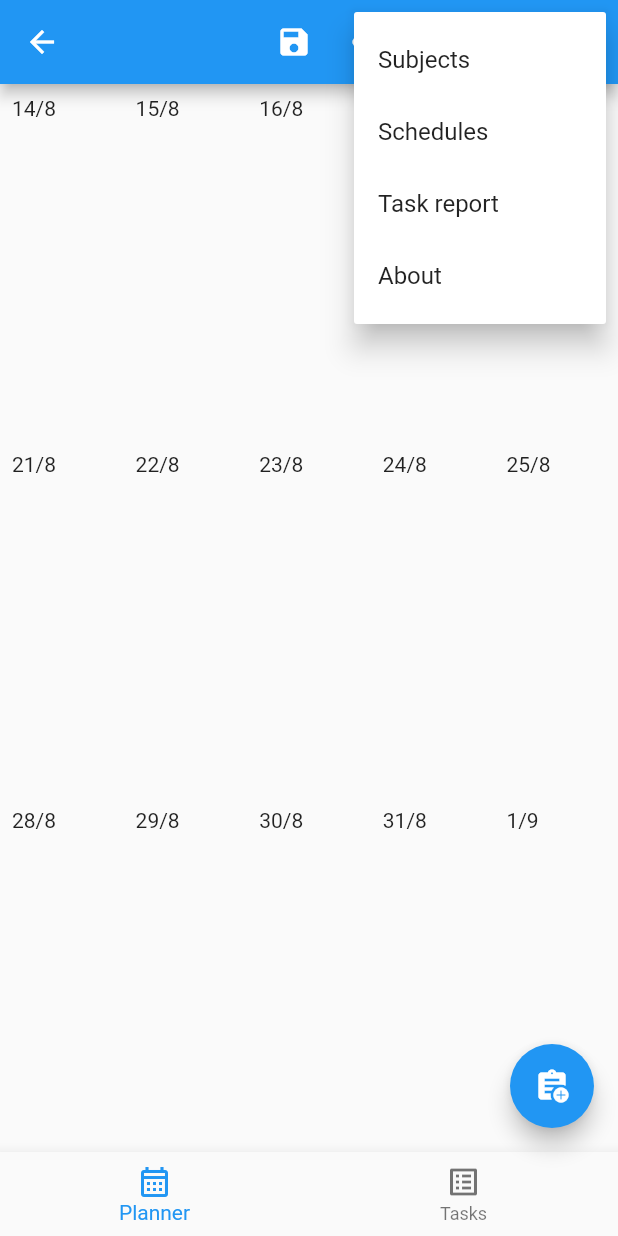
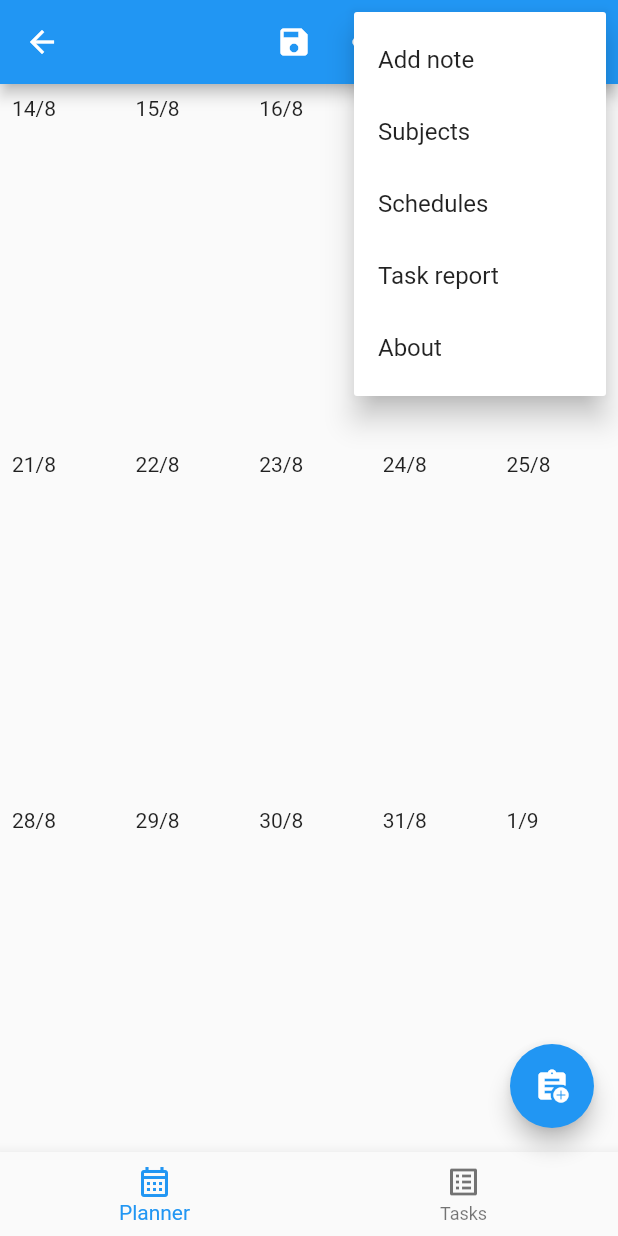
Before and after one commit to GabPSS/HomeworkPlanner, a Flutter app: the MainPage screen opened directly with empty values, after a tap on the "calendar view month" icon, after a tap on the "more vert" icon, on a phone screen of 412 x 824 dp. Run offline on Flutter 3.47's test engine with Material 2 defaults, Android fonts, the phone set to English and light mode, and no system bars; drawn by our look-alikes of dynamic_color; our stand-ins replace date_field, file_picker, flutter_colorpicker, share_plus, shared_preferences; accounts and stored records are empty.

Commit message:
Day notes implementation (#171)
* Implemented day notes and dialogs

* Fixed updating issue on mobile

```diff
--- a/lib/models/tasksystem/save_file.dart
+++ b/lib/models/tasksystem/save_file.dart
@@ -13,10 +13,11 @@ class SaveFile {
   SubjectList Subjects = SubjectList();
   ScheduleList Schedules = ScheduleList();
   // DayNoteList DayNotes;
-  List<DayNote> DayNotes = List.empty();
+  List<DayNote> DayNotes = List.empty(growable: true);
   SaveSettings Settings = SaveSettings();
 
-  factory SaveFile.fromJson(Map<String, dynamic> json) => _$SaveFileFromJson(json);
+  factory SaveFile.fromJson(Map<String, dynamic> json) =>
+      _$SaveFileFromJson(json);
 
   Map<String, dynamic> toJson() => _$SaveFileToJson(this);
 
--- a/lib/models/tasksystem/task_host.dart
+++ b/lib/models/tasksystem/task_host.dart
@@ -12,6 +12,7 @@ import 'package:homeworkplanner/models/main/subject.dart';
 import 'package:share_plus/share_plus.dart';
 
 import '../../enums.dart';
+import '../main/day_note.dart';
 import '../main/task.dart';
 
 class TaskHost {
@@ -341,4 +342,10 @@ class TaskHost {
 
     return null;
   }
+
+  List<DayNote> getNotesForDate(DateTime date,
+          [bool getCancelledNotes = false]) =>
+      saveFile.DayNotes.where((element) =>
+              element.Date == date && element.Cancelled == getCancelledNotes)
+          .toList();
 }
--- a/lib/ui/main_page.dart
+++ b/lib/ui/main_page.dart
@@ -2,8 +2,10 @@ import 'package:carousel_slider/carousel_slider.dart';
 import 'package:flutter/material.dart';
 import 'package:homeworkplanner/helperfunctions.dart';
 import 'package:homeworkplanner/main.dart';
+import 'package:homeworkplanner/models/main/day_note.dart';
 import 'package:homeworkplanner/models/main/subject.dart';
 import 'package:homeworkplanner/models/main/task.dart';
+import 'package:homeworkplanner/ui/note_dialog.dart';
 import 'package:homeworkplanner/ui/reports_page.dart';
 import 'package:homeworkplanner/ui/schedules_page.dart';
 import 'package:homeworkplanner/ui/subjects_page.dart';
@@ -271,8 +273,8 @@ class _MainPageState extends State<MainPage> {
     }
   }
 
-  Widget buildTaskListForDate(DateTime selectedDay, [bool expand = true]) {
-    List<Widget> taskWidgets = List.empty(growable: true);
+  Widget buildTaskListForDate(DateTime selectedDay, [bool expanded = true]) {
+    List<DayNote> cancelledNotes = host.getNotesForDate(selectedDay, true);
 
     List<Task> tasksForDate = TaskHost.sortTasks(
         host.saveFile.Settings.sortMethod,
@@ -280,8 +282,25 @@ class _MainPageState extends State<MainPage> {
     Iterable<Task> tasksCompletedForDate =
         tasksForDate.where((element) => element.IsCompleted);
 
-    taskWidgets.add(buildTaskListHeader(
-        selectedDay, tasksCompletedForDate.length, tasksForDate.length));
+    Widget header = buildTaskListHeader(
+        selectedDay,
+        tasksCompletedForDate.length,
+        tasksForDate.length,
+        cancelledNotes.isNotEmpty);
+
+    if (cancelledNotes.isNotEmpty) {
+      var widgets = <Widget>[header].toList(growable: true);
+      widgets
+          .addAll(buildDayNoteWidgets(cancelledNotes, () => setState(() {})));
+      var cancelWidget = Column(
+        children: widgets,
+      );
+      return expanded ? Expanded(child: cancelWidget) : cancelWidget;
+    }
+
+    List<Widget> taskWidgets = List.empty(growable: true);
+
+    taskWidgets.add(header);
 
     taskWidgets.addAll(tasksForDate
         .map<Widget>(
@@ -302,30 +321,39 @@ class _MainPageState extends State<MainPage> {
         });
       },
     );
-    return expand ? Expanded(child: taskListWidget) : taskListWidget;
+    return expanded ? Expanded(child: taskListWidget) : taskListWidget;
   }
 
   Widget buildTaskListHeader(
-      DateTime selectedDay, int completedTasksCount, int tasksCount) {
+      DateTime selectedDay, int completedTasksCount, int tasksCount,
+      [bool isCancelled = false]) {
     bool isToday = selectedDay == HelperFunctions.getToday();
     FontWeight dayFontWeight = isToday ? FontWeight.bold : FontWeight.normal;
 
-    String taskCountSuffix =
-        isToday ? ' ($completedTasksCount/$tasksCount)' : '';
+    String titleSuffix = isCancelled
+        ? " - Cancelled"
+        : isToday
+            ? ' ($completedTasksCount/$tasksCount)'
+            : '';
 
-    double taskCompletionPercent =
-        tasksCount != 0 ? completedTasksCount / tasksCount : 0;
+    String mobileTitleSuffix = isCancelled
+        ? "Cancelled"
+        : "$completedTasksCount/$tasksCount task${completedTasksCount != 1 ? "s" : ""} completed";
 
-    return onMobile && !displayDesktopLayout
-        ? Column(
-            children: [
+    double taskCompletionPercent = isCancelled
+        ? 0
+        : (tasksCount != 0 ? completedTasksCount / tasksCount : 0);
+
+    List<DayNote> notesForDate = host.getNotesForDate(selectedDay);
+
+    if (onMobile && !displayDesktopLayout) {
+      var mobileHeaderChildren = <Widget>[
         Row(
           children: [
             Padding(
               padding: const EdgeInsets.all(12.0),
               child: Text(selectedDay.day.toString(),
-                        style:
-                            TextStyle(fontSize: 42, fontWeight: dayFontWeight)),
+                  style: TextStyle(fontSize: 42, fontWeight: dayFontWeight)),
             ),
             Column(
               crossAxisAlignment: CrossAxisAlignment.start,
@@ -357,22 +385,63 @@ class _MainPageState extends State<MainPage> {
                       ),
             Padding(
               padding: const EdgeInsets.all(18.0),
-                    child: Text(
-                        "$completedTasksCount/$tasksCount task${completedTasksCount != 1 ? "s" : ""} completed"),
+              child: Text(mobileTitleSuffix),
             ),
           ],
         ),
-              const Divider(
-                height: 1,
-              )
-            ],
-          )
-        : Padding(
+      ].toList(growable: true);
+
+      if (notesForDate.isNotEmpty) {
+        mobileHeaderChildren
+            .addAll(buildDayNoteWidgets(notesForDate, () => setState(() {})));
+      }
+
+      mobileHeaderChildren.add(const Divider(height: 1));
+      return Column(
+        children: mobileHeaderChildren,
+      );
+    } else {
+      TextButton notesButton = TextButton(
+          onPressed: () => showDesktopNotesDialog(notesForDate),
+          child: Text(
+              "${notesForDate.length} ${notesForDate.length == 1 ? 'note' : 'notes'}"));
+
+      List<Widget> headerRowChildren = <Widget>[
+        Padding(
           padding: const EdgeInsets.all(8.0),
           child: Text(
-              "${selectedDay.day}/${selectedDay.month}$taskCountSuffix",
+            "${selectedDay.day}/${selectedDay.month}$titleSuffix",
             style: TextStyle(fontWeight: dayFontWeight),
           ),
+        ),
+      ].toList(growable: true);
+
+      if (notesForDate.isNotEmpty) {
+        headerRowChildren.add(notesButton);
+      }
+
+      return Row(
+        children: headerRowChildren,
+      );
+    }
+  }
+
+  Iterable<Widget> buildDayNoteWidgets(List<DayNote> notesForDate,
+          [Function()? onUpdate]) =>
+      notesForDate.map((note) => buildDayNoteListTile(note, onUpdate));
+
+  Widget buildDayNoteListTile(DayNote note, [Function()? onUpdate]) {
+    return ListTile(
+      leading: Icon(note.Cancelled ? Icons.error_outline : Icons.lightbulb),
+      title: Text(note.Message),
+      onTap: () {
+        var dialog = NoteDialog(
+          host,
+          note: note,
+          onUpdate: onUpdate,
+        );
+        dialog.show(context);
+      },
     );
   }
 
@@ -408,6 +477,10 @@ class _MainPageState extends State<MainPage> {
     var popupMenuButton = PopupMenuButton(
       itemBuilder: (context) => const [
         PopupMenuItem(
+          value: 'note',
+          child: Text('Add note'),
+        ),
+        PopupMenuItem(
           value: 'subjects',
           child: Text('Subjects'),
         ),
@@ -426,6 +499,9 @@ class _MainPageState extends State<MainPage> {
       ],
       onSelected: (value) {
         switch (value) {
+          case 'note':
+            addNote();
+            break;
           case 'subjects':
             SubjectsPage.show(context, host, () => setState(() {}));
             break;
@@ -558,7 +634,12 @@ class _MainPageState extends State<MainPage> {
                   ], child: const Text('Remove tasks'))
                 ], child: const Text('Tasks')),
                 SubmenuButton(menuChildren: [
-                  const MenuItemButton(child: Text('Day notes...')),
+                  MenuItemButton(
+                    child: const Text('Add note...'),
+                    onPressed: () => addNote(),
+                  )
+                ], child: const Text('Notes')),
+                SubmenuButton(menuChildren: [
                   MenuItemButton(
                       child: const Text('Report...'),
                       onPressed: () => Navigator.push(
@@ -577,7 +658,7 @@ class _MainPageState extends State<MainPage> {
                     onPressed: () => cleanUp(context),
                   ),
                   MenuItemButton(
-                      child: const Text('Manage schedules...'),
+                      child: const Text('Class schedules...'),
                       onPressed: () => Navigator.push(
                           context,
                           MaterialPageRoute(
@@ -721,4 +802,35 @@ class _MainPageState extends State<MainPage> {
       ),
     );
   }
+
+  void addNote() {
+    NoteDialog(host, onUpdate: () => setState(() {})).show(context);
   }
+
+  void showDesktopNotesDialog(List<DayNote> notes) {
+    showDialog(
+      context: context,
+      builder: (context) {
+        return AlertDialog(
+          title: Text(notes.length.toString() +
+              (notes.length == 1 ? ' note' : ' notes')),
+          content: StatefulBuilder(
+            builder: (context, setState) {
+              return Column(
+                  children: buildDayNoteWidgets(notes, () => setState(() {}))
+                      .toList());
+            },
+          ),
+          actions: [
+            TextButton(
+                onPressed: () {
+                  setState(() {});
+                  Navigator.pop(context);
+                },
+                child: const Text('Close'))
+          ],
+        );
+      },
+    );
+  }
+}
```
Also changed, not shown: lib/ui/note_dialog.dart (added, +123 -0 lines). Lines whose indentation alone changed are shown as unchanged.
